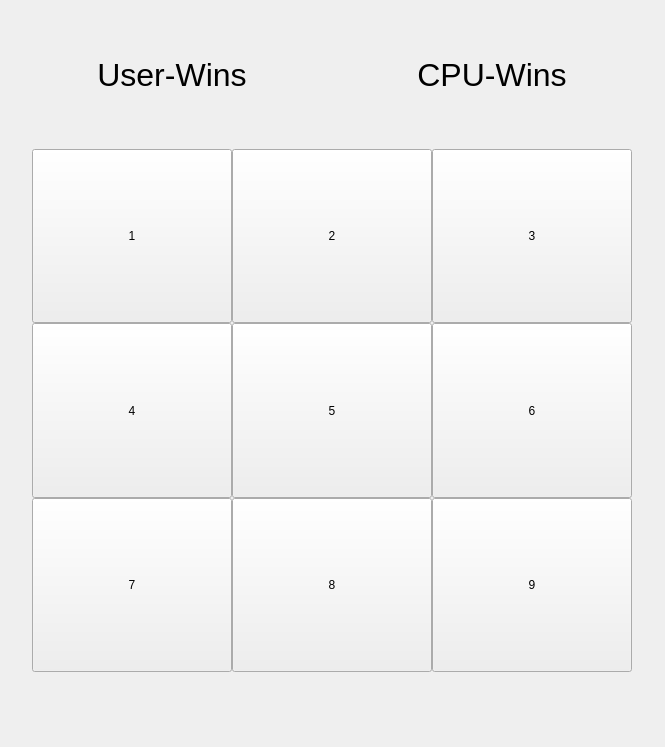
Qt form ui/Widget.ui (oviv-git/TicTacToe-PySide6) before a commit.
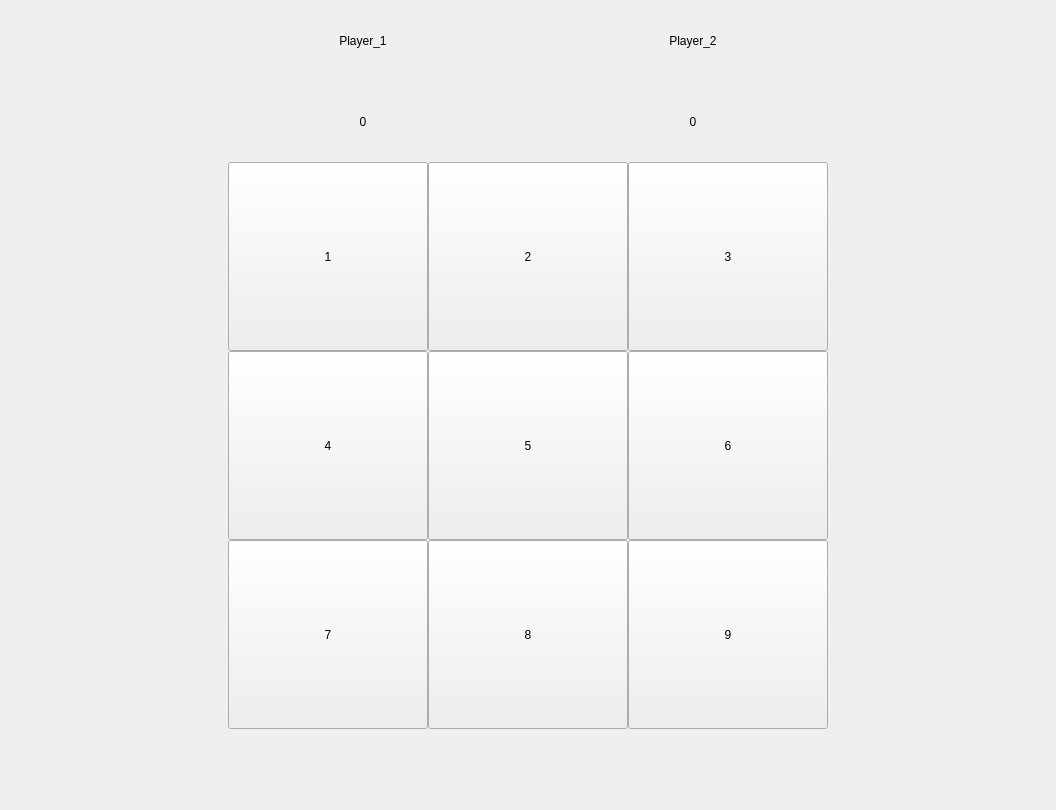
The same form after that commit.

Commit message: Just need to connect the switches

Diff of the .ui file:
```diff
--- a/ui/Widget.ui
+++ b/ui/Widget.ui
@@ -9,8 +9,8 @@
    <rect>
     <x>0</x>
     <y>0</y>
-    <width>665</width>
-    <height>747</height>
+    <width>1056</width>
+    <height>810</height>
    </rect>
   </property>
   <property name="sizePolicy">
@@ -54,20 +54,49 @@
        <property name="sizeConstraint">
         <enum>QLayout::SetMaximumSize</enum>
        </property>
-       <item alignment="Qt::AlignHCenter">
+       <item>
+        <layout class="QVBoxLayout" name="verticalLayout_10">
+         <item>
+          <layout class="QHBoxLayout" name="horizontalLayout_7">
+           <property name="sizeConstraint">
+            <enum>QLayout::SetMaximumSize</enum>
+           </property>
+           <item>
+            <widget class="QLabel" name="label">
+             <property name="text">
+              <string>Player_1</string>
+             </property>
+             <property name="alignment">
+              <set>Qt::AlignCenter</set>
+             </property>
+             <property name="wordWrap">
+              <bool>false</bool>
+             </property>
+            </widget>
+           </item>
+          </layout>
+         </item>
+         <item>
+          <layout class="QHBoxLayout" name="horizontalLayout_2">
+           <property name="sizeConstraint">
+            <enum>QLayout::SetMaximumSize</enum>
+           </property>
+           <item>
         <widget class="QLabel" name="label_2">
-         <property name="font">
-          <font>
-           <pointsize>24</pointsize>
-          </font>
-         </property>
          <property name="text">
-          <string>User-Wins</string>
+              <string>0</string>
          </property>
          <property name="alignment">
           <set>Qt::AlignCenter</set>
          </property>
-        </widget>
+             <property name="wordWrap">
+              <bool>false</bool>
+             </property>
+            </widget>
+           </item>
+          </layout>
+         </item>
+        </layout>
        </item>
        <item>
         <spacer name="horizontalSpacer">
@@ -79,26 +108,55 @@
          </property>
          <property name="sizeHint" stdset="0">
           <size>
-           <width>40</width>
+           <width>60</width>
            <height>20</height>
           </size>
          </property>
         </spacer>
        </item>
-       <item alignment="Qt::AlignHCenter">
-        <widget class="QLabel" name="label">
-         <property name="font">
-          <font>
-           <pointsize>24</pointsize>
-          </font>
-         </property>
+       <item>
+        <layout class="QVBoxLayout" name="verticalLayout_11">
+         <item>
+          <layout class="QHBoxLayout" name="horizontalLayout_5">
+           <property name="sizeConstraint">
+            <enum>QLayout::SetMaximumSize</enum>
+           </property>
+           <item>
+            <widget class="QLabel" name="label_3">
          <property name="text">
-          <string>CPU-Wins</string>
+              <string>Player_2</string>
          </property>
          <property name="alignment">
           <set>Qt::AlignCenter</set>
          </property>
-        </widget>
+             <property name="wordWrap">
+              <bool>false</bool>
+             </property>
+            </widget>
+           </item>
+          </layout>
+         </item>
+         <item>
+          <layout class="QHBoxLayout" name="horizontalLayout_6">
+           <property name="sizeConstraint">
+            <enum>QLayout::SetMaximumSize</enum>
+           </property>
+           <item>
+            <widget class="QLabel" name="label_4">
+             <property name="text">
+              <string>0</string>
+             </property>
+             <property name="alignment">
+              <set>Qt::AlignCenter</set>
+             </property>
+             <property name="wordWrap">
+              <bool>false</bool>
+             </property>
+            </widget>
+           </item>
+          </layout>
+         </item>
+        </layout>
        </item>
       </layout>
      </item>
```
Lines whose indentation alone changed are shown as unchanged.
